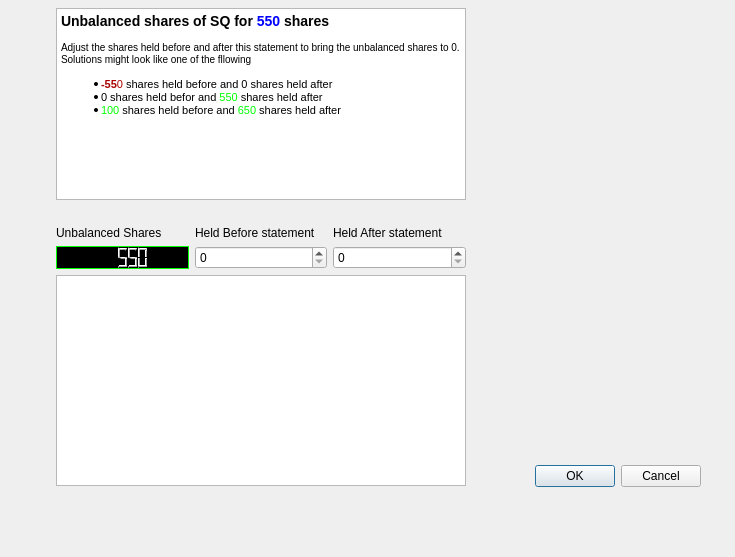
This is src/journal/view/unbalanced.ui in MikePia/structjour as Qt 5 draws it before an edit. The edited form follows.
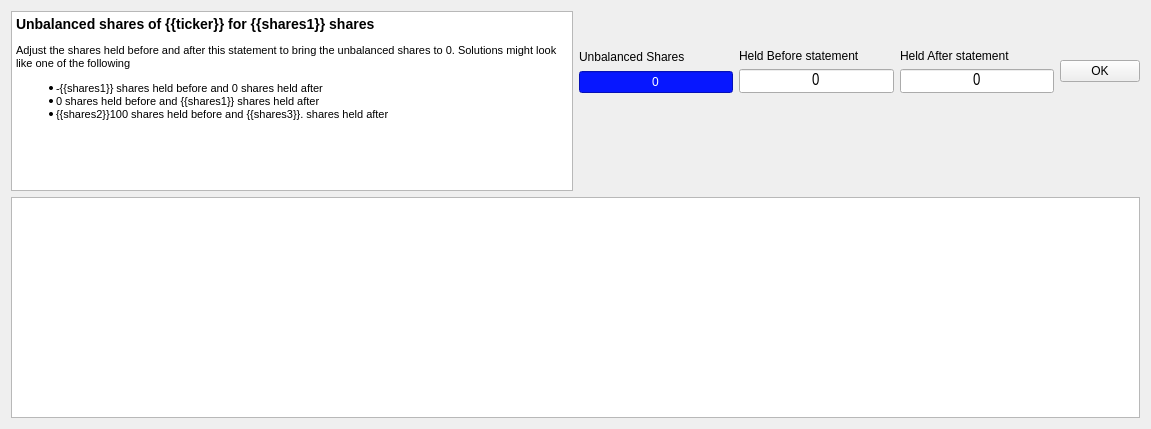
This is the edited form.

Commit message: Added dialog to balance shares

Diff of the .ui file:
```diff
--- a/src/journal/view/unbalanced.ui
+++ b/src/journal/view/unbalanced.ui
@@ -6,40 +6,19 @@
    <rect>
     <x>0</x>
     <y>0</y>
-    <width>735</width>
-    <height>557</height>
+    <width>1151</width>
+    <height>429</height>
    </rect>
   </property>
   <property name="windowTitle">
    <string>Unbalanced shares.</string>
   </property>
-  <widget class="QDialogButtonBox" name="buttonBox">
-   <property name="geometry">
-    <rect>
-     <x>500</x>
-     <y>460</y>
-     <width>201</width>
-     <height>32</height>
-    </rect>
-   </property>
-   <property name="orientation">
-    <enum>Qt::Horizontal</enum>
-   </property>
-   <property name="standardButtons">
-    <set>QDialogButtonBox::Cancel|QDialogButtonBox::Ok</set>
-   </property>
-  </widget>
-  <widget class="QWidget" name="">
-   <property name="geometry">
-    <rect>
-     <x>56</x>
-     <y>8</y>
-     <width>410</width>
-     <height>478</height>
-    </rect>
-   </property>
-   <layout class="QVBoxLayout" name="verticalLayout_4">
-    <item alignment="Qt::AlignTop">
+  <layout class="QGridLayout" name="gridLayout">
+   <item row="0" column="0">
+    <layout class="QVBoxLayout" name="verticalLayout_5">
+     <item>
+      <layout class="QHBoxLayout" name="horizontalLayout_3">
+       <item>
      <widget class="QTextBrowser" name="explain">
       <property name="sizePolicy">
        <sizepolicy hsizetype="Expanding" vsizetype="MinimumExpanding">
@@ -49,48 +28,120 @@
       </property>
       <property name="minimumSize">
        <size>
-        <width>0</width>
-        <height>192</height>
+           <width>450</width>
+           <height>180</height>
        </size>
       </property>
       <property name="maximumSize">
        <size>
         <width>16777215</width>
-        <height>200</height>
-       </size>
-      </property>
+           <height>180</height>
+          </size>
+         </property>
+         <property name="styleSheet">
+          <string notr="true">p,
+        li {
+            white-space: pre-wrap;
+        }
+
+        h3 {
+            margin-top: 6px;
+            margin-bottom: 12px;
+            margin-left: 0px;
+            margin-right: 0px;
+            text-indent: 0px;
+        }
+
+        body {
+            font-family: Arial, Helvetica, sans-serif;
+
+            font-size: 7.8pt;
+            font-weight: 400;
+            font-style: normal;
+        }
+
+        .large {
+            font-size: large;
+            font-weight: 600;
+        }
+
+        .blue {
+
+            font-size: large;
+            font-weight: 600;
+            color: #0000ff;
+        }
+
+        .red {
+            font-weight: 600;
+            color: #aa0000;
+        }
+
+        .green {
+            font-weight: 600;
+            color: #00ff00;
+        }
+
+        .explain {
+            margin-top: 12px;
+            margin-bottom: 12px;
+            margin-left: 0px;
+            margin-right: 0px;
+            text-indent: 10px;
+
+        }
+
+        ul {
+
+            margin-top: 0px;
+            margin-bottom: 0px;
+            margin-left: 0px;
+            margin-right: 0px;
+
+        }
+
+        li {
+            font-size: 8pt;
+            margin-top: 12px;
+            margin-bottom: 0px;
+            margin-left: 0px;
+            margin-right: 0px;
+            text-indent: 0px;
+        }
+
+        .li2 {
+            margin-top: 0px;
+        }
+
+        .li3 {
+            margin-top: 0px;
+            margin-bottom: 12px;
+        }</string>
+         </property>
       <property name="html">
        <string>&lt;!DOCTYPE HTML PUBLIC &quot;-//W3C//DTD HTML 4.0//EN&quot; &quot;http://www.w3.org/TR/REC-html40/strict.dtd&quot;&gt;
 &lt;html&gt;&lt;head&gt;&lt;meta name=&quot;qrichtext&quot; content=&quot;1&quot; /&gt;&lt;style type=&quot;text/css&quot;&gt;
 p, li { white-space: pre-wrap; }
 &lt;/style&gt;&lt;/head&gt;&lt;body style=&quot; font-family:'MS Shell Dlg 2'; font-size:7.8pt; font-weight:400; font-style:normal;&quot;&gt;
-&lt;h3 style=&quot; margin-top:18px; margin-bottom:12px; margin-left:0px; margin-right:0px; -qt-block-indent:0; text-indent:0px;&quot;&gt;&lt;span style=&quot; font-size:large; font-weight:600;&quot;&gt;Unbalanced shares of SQ for &lt;/span&gt;&lt;span style=&quot; font-size:large; font-weight:600; color:#0000ff;&quot;&gt;550&lt;/span&gt;&lt;span style=&quot; font-size:large; font-weight:600;&quot;&gt; shares&lt;/span&gt;&lt;/h3&gt;
-&lt;p style=&quot; margin-top:12px; margin-bottom:12px; margin-left:0px; margin-right:0px; -qt-block-indent:0; text-indent:0px;&quot;&gt;Adjust the shares held before and after this statement to bring the unbalanced shares to 0. Solutions might look like one of the fllowing&lt;/p&gt;
-&lt;ul style=&quot;margin-top: 0px; margin-bottom: 0px; margin-left: 0px; margin-right: 0px; -qt-list-indent: 1;&quot;&gt;&lt;li style=&quot; font-size:8pt;&quot; style=&quot; margin-top:12px; margin-bottom:0px; margin-left:0px; margin-right:0px; -qt-block-indent:0; text-indent:0px;&quot;&gt;&lt;span style=&quot; font-weight:600; color:#aa0000;&quot;&gt;-55&lt;/span&gt;&lt;span style=&quot; color:#aa0000;&quot;&gt;0&lt;/span&gt; shares held before and 0 shares held after&lt;/li&gt;
-&lt;li style=&quot; font-size:8pt;&quot; style=&quot; margin-top:0px; margin-bottom:0px; margin-left:0px; margin-right:0px; -qt-block-indent:0; text-indent:0px;&quot;&gt;&lt;span style=&quot; color:#000000;&quot;&gt;0 shares held befor and &lt;/span&gt;&lt;span style=&quot; color:#00ff00;&quot;&gt;550&lt;/span&gt; shares held after&lt;/li&gt;
-&lt;li style=&quot; font-size:8pt;&quot; style=&quot; margin-top:0px; margin-bottom:12px; margin-left:0px; margin-right:0px; -qt-block-indent:0; text-indent:0px;&quot;&gt;&lt;span style=&quot; color:#00ff00;&quot;&gt;100&lt;/span&gt; shares held before and &lt;span style=&quot; color:#00ff00;&quot;&gt;650&lt;/span&gt; shares held after&lt;/li&gt;&lt;/ul&gt;
-&lt;p style=&quot;-qt-paragraph-type:empty; margin-top:12px; margin-bottom:12px; margin-left:0px; margin-right:0px; -qt-block-indent:0; text-indent:0px;&quot;&gt;&lt;br /&gt;&lt;/p&gt;
-&lt;p style=&quot;-qt-paragraph-type:empty; margin-top:0px; margin-bottom:0px; margin-left:0px; margin-right:0px; -qt-block-indent:0; text-indent:0px;&quot;&gt;&lt;br /&gt;&lt;/p&gt;&lt;/body&gt;&lt;/html&gt;</string>
+&lt;h3 style=&quot; margin-top:14px; margin-bottom:12px; margin-left:0px; margin-right:0px; -qt-block-indent:0; text-indent:0px;&quot;&gt;&lt;span style=&quot; font-size:8pt; font-weight:600;&quot;&gt;Unbalanced shares of {{ticker}} for {{shares1}} shares &lt;/span&gt;&lt;/h3&gt;
+&lt;p style=&quot; margin-top:12px; margin-bottom:12px; margin-left:0px; margin-right:0px; -qt-block-indent:0; text-indent:0px;&quot;&gt;&lt;span style=&quot; font-size:8pt;&quot;&gt;Adjust the shares held before and after this statement to bring the unbalanced shares to 0. Solutions might look like one of the following &lt;/span&gt;&lt;/p&gt;
+&lt;ul style=&quot;margin-top: 0px; margin-bottom: 0px; margin-left: 0px; margin-right: 0px; -qt-list-indent: 1;&quot;&gt;&lt;li style=&quot; font-size:8pt;&quot; style=&quot; margin-top:12px; margin-bottom:0px; margin-left:0px; margin-right:0px; -qt-block-indent:0; text-indent:0px;&quot;&gt;-{{shares1}} shares held before and 0 shares held after &lt;/li&gt;
+&lt;li style=&quot; font-size:8pt;&quot; style=&quot; margin-top:0px; margin-bottom:0px; margin-left:0px; margin-right:0px; -qt-block-indent:0; text-indent:0px;&quot;&gt;0 shares held before and {{shares1}} shares held after &lt;/li&gt;
+&lt;li style=&quot; font-size:8pt;&quot; style=&quot; margin-top:0px; margin-bottom:12px; margin-left:0px; margin-right:0px; -qt-block-indent:0; text-indent:0px;&quot;&gt;{{shares2}}100 shares held before and {{shares3}}. shares held after &lt;/li&gt;&lt;/ul&gt;&lt;/body&gt;&lt;/html&gt;</string>
+         </property>
+         <property name="acceptRichText">
+          <bool>false</bool>
       </property>
      </widget>
     </item>
     <item>
-     <spacer name="horizontalSpacer">
-      <property name="orientation">
-       <enum>Qt::Horizontal</enum>
-      </property>
-      <property name="sizeHint" stdset="0">
-       <size>
-        <width>408</width>
-        <height>20</height>
-       </size>
-      </property>
-     </spacer>
-    </item>
+        <layout class="QVBoxLayout" name="verticalLayout_4">
+         <item>
+          <layout class="QHBoxLayout" name="horizontalLayout_2">
     <item>
      <layout class="QHBoxLayout" name="horizontalLayout">
       <item>
-       <layout class="QVBoxLayout" name="verticalLayout">
+              <layout class="QVBoxLayout" name="verticalLayout_3">
         <item>
          <widget class="QLabel" name="label">
           <property name="text">
@@ -99,30 +150,27 @@
          </widget>
         </item>
         <item>
-         <widget class="QLCDNumber" name="unbalLcd">
-          <property name="autoFillBackground">
-           <bool>false</bool>
+                <widget class="QLineEdit" name="unbalShares">
+                 <property name="focusPolicy">
+                  <enum>Qt::NoFocus</enum>
           </property>
           <property name="styleSheet">
-           <string notr="true">color: rgb(0, 255, 0);
-background-color: rgb(0, 0, 0);
-font: 16pt &quot;Noto Sans Arabic&quot;;</string>
-          </property>
-          <property name="frameShadow">
-           <enum>QFrame::Plain</enum>
-          </property>
-          <property name="smallDecimalPoint">
-           <bool>false</bool>
-          </property>
-          <property name="intValue" stdset="0">
-           <number>550</number>
+                  <string notr="true">background-color: rgb(7, 23, 255);
+color: rgb(255, 255, 255);
+font: 14pt &quot;Arial Narrow&quot;;</string>
+                 </property>
+                 <property name="text">
+                  <string>0</string>
+                 </property>
+                 <property name="alignment">
+                  <set>Qt::AlignCenter</set>
           </property>
          </widget>
         </item>
        </layout>
       </item>
       <item>
-       <layout class="QVBoxLayout" name="verticalLayout_2">
+              <layout class="QVBoxLayout" name="verticalLayout">
         <item>
          <widget class="QLabel" name="label_2">
           <property name="text">
@@ -131,12 +179,28 @@
          </widget>
         </item>
         <item>
-         <widget class="QSpinBox" name="spinBox"/>
+                <widget class="QLineEdit" name="unbalBefore">
+                 <property name="font">
+                  <font>
+                   <family>Arial Narrow</family>
+                   <pointsize>12</pointsize>
+                  </font>
+                 </property>
+                 <property name="focusPolicy">
+                  <enum>Qt::StrongFocus</enum>
+                 </property>
+                 <property name="text">
+                  <string>0</string>
+                 </property>
+                 <property name="alignment">
+                  <set>Qt::AlignCenter</set>
+                 </property>
+                </widget>
         </item>
        </layout>
       </item>
       <item>
-       <layout class="QVBoxLayout" name="verticalLayout_3">
+              <layout class="QVBoxLayout" name="verticalLayout_2">
         <item>
          <widget class="QLabel" name="label_3">
           <property name="text">
@@ -145,14 +209,85 @@
          </widget>
         </item>
         <item>
-         <widget class="QSpinBox" name="spinBox_2"/>
+                <widget class="QLineEdit" name="unbalAfter">
+                 <property name="font">
+                  <font>
+                   <family>Arial Narrow</family>
+                   <pointsize>12</pointsize>
+                  </font>
+                 </property>
+                 <property name="focusPolicy">
+                  <enum>Qt::StrongFocus</enum>
+                 </property>
+                 <property name="text">
+                  <string>0</string>
+                 </property>
+                 <property name="alignment">
+                  <set>Qt::AlignCenter</set>
+                 </property>
+                </widget>
         </item>
        </layout>
       </item>
      </layout>
     </item>
     <item>
-     <widget class="QTableView" name="tableView">
+            <widget class="QPushButton" name="okBtn">
+             <property name="focusPolicy">
+              <enum>Qt::NoFocus</enum>
+             </property>
+             <property name="text">
+              <string>OK</string>
+             </property>
+            </widget>
+           </item>
+          </layout>
+         </item>
+         <item>
+          <spacer name="horizontalSpacer_2">
+           <property name="orientation">
+            <enum>Qt::Horizontal</enum>
+           </property>
+           <property name="sizeHint" stdset="0">
+            <size>
+             <width>40</width>
+             <height>20</height>
+            </size>
+           </property>
+          </spacer>
+         </item>
+         <item>
+          <spacer name="horizontalSpacer_3">
+           <property name="orientation">
+            <enum>Qt::Horizontal</enum>
+           </property>
+           <property name="sizeHint" stdset="0">
+            <size>
+             <width>40</width>
+             <height>20</height>
+            </size>
+           </property>
+          </spacer>
+         </item>
+         <item>
+          <spacer name="horizontalSpacer">
+           <property name="orientation">
+            <enum>Qt::Horizontal</enum>
+           </property>
+           <property name="sizeHint" stdset="0">
+            <size>
+             <width>40</width>
+             <height>20</height>
+            </size>
+           </property>
+          </spacer>
+         </item>
+        </layout>
+       </item>
+      </layout>
+     </item>
+     <item>
+      <widget class="QTableView" name="tradeTable">
       <property name="sizePolicy">
        <sizepolicy hsizetype="Expanding" vsizetype="MinimumExpanding">
         <horstretch>0</horstretch>
@@ -162,7 +297,8 @@
      </widget>
     </item>
    </layout>
-  </widget>
+   </item>
+  </layout>
  </widget>
  <resources/>
  <connections>
```
Left out of the diff: 38 changed lines with no effect on the pictures. Lines whose indentation alone changed are shown as unchanged. The commit also changes 9 other files.
